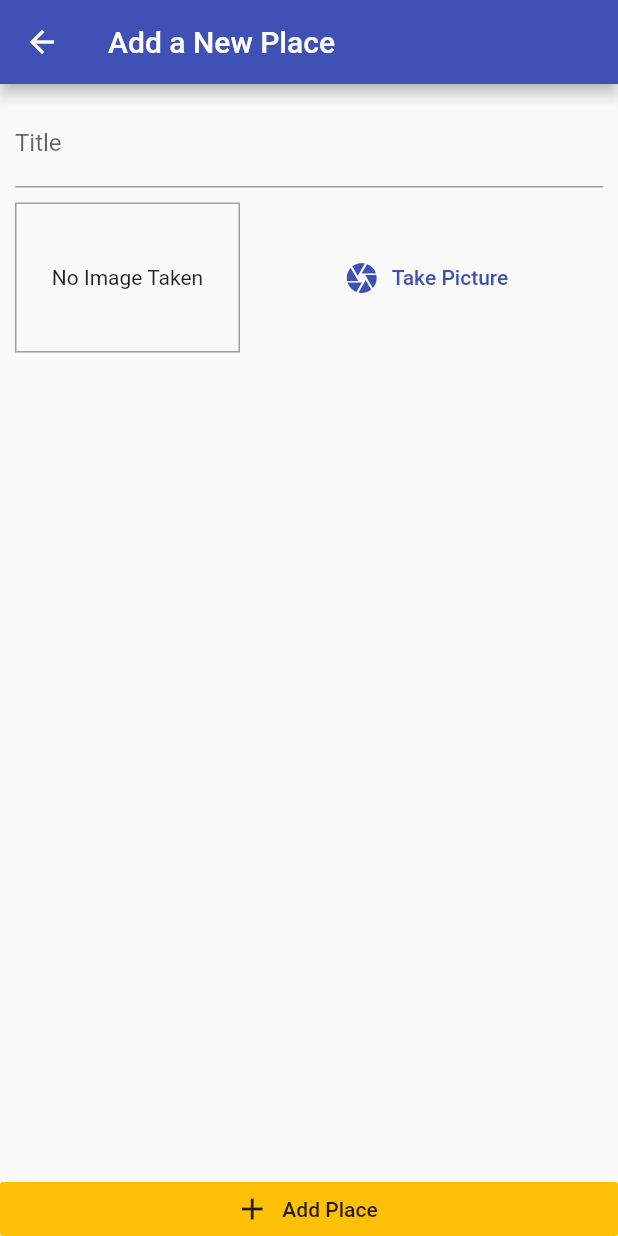
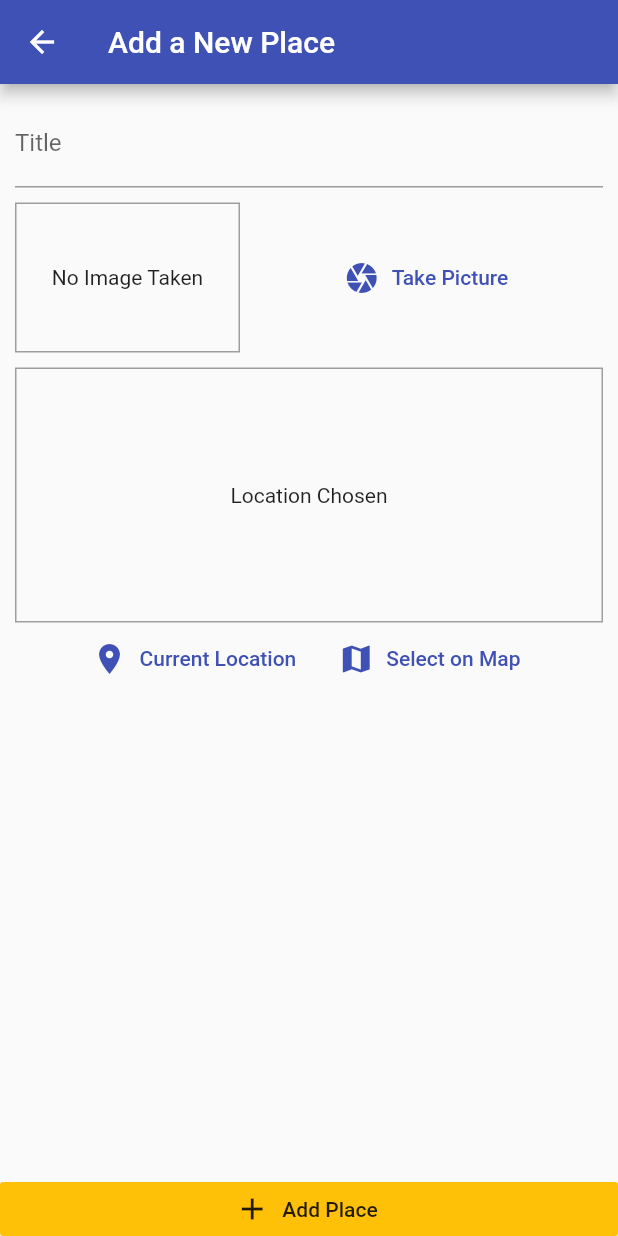
Before and after one commit to FlorentGimaret/UDEMY-Great-Places-App, a Flutter app: the AddPlaceScreen screen opened by its route, on a phone screen of 412 x 824 dp. Run offline on Flutter 3.47's test engine with Material 2 defaults, Android fonts, the phone set to English and light mode, and no system bars; our stand-ins replace google_maps_flutter, image_picker, location, sqflite; accounts and stored records are empty.

Commit message:
Lecture 307

```diff
--- /dev/null
+++ b/lib/helpers/location_helper.dart
@@ -0,0 +1,12 @@
+// const GOOGLE_API_KEY = 'GOOGLE_API_KEY';
+const MAP_QUEST_KEY = '';
+
+class LocationHelper {
+  static String generateLocationPreviewImage({
+    double latitude,
+    double longitude,
+  }) {
+    // return 'https://maps.googleapis.com/maps/api/staticmap?center=&$latitude,$longitude&zoom=16&size=600x300&maptype=roadmap&markers=color:red%7Clabel:C%7C$latitude,$longitude&key=$GOOGLE_API_KEY';
+    return 'https://www.mapquestapi.com/staticmap/v5/map?key=$MAP_QUEST_KEY&locations=$latitude,$longitude&zoom=16&size=@2x';
+  }
+}
--- a/lib/models/place.dart
+++ b/lib/models/place.dart
@@ -7,7 +7,7 @@ class PlaceLocation {
   final double longitude;
   final String address;
 
-  PlaceLocation({
+  const PlaceLocation({
     @required this.latitude,
     @required this.longitude,
     this.address,
--- a/lib/screens/add_place_screen.dart
+++ b/lib/screens/add_place_screen.dart
@@ -4,6 +4,7 @@ import 'package:flutter/material.dart';
 import 'package:provider/provider.dart';
 
 import '../widgets/image_input.dart';
+import '../widgets/location_input.dart';
 import '../providers/great_places.dart';
 
 class AddPlaceScreen extends StatefulWidget {
@@ -59,6 +60,10 @@ class _AddPlaceScreenState extends State<AddPlaceScreen> {
                       height: 10,
                     ),
                     ImageInput(_selectImage),
+                    SizedBox(
+                      height: 10,
+                    ),
+                    LocationInput(),
                   ],
                 ),
               ),
--- /dev/null
+++ b/lib/widgets/location_input.dart
@@ -0,0 +1,83 @@
+import 'package:flutter/material.dart';
+import 'package:location/location.dart';
+
+import '../helpers/location_helper.dart';
+import '../screens/map_screen.dart';
+
+class LocationInput extends StatefulWidget {
+  @override
+  _LocationInputState createState() => _LocationInputState();
+}
+
+class _LocationInputState extends State<LocationInput> {
+  String _previewImageUrl;
+
+  Future<void> _getCurrentUserLocation() async {
+    final locData = await Location().getLocation();
+
+    final staticMapImageUrl = LocationHelper.generateLocationPreviewImage(
+      latitude: locData.latitude,
+      longitude: locData.longitude,
+    );
+
+    setState(() {
+      _previewImageUrl = staticMapImageUrl;
+    });
+  }
+
+  Future<void> _selectOnMap() async {
+    final selectedLocation = await Navigator.of(context).push(
+      MaterialPageRoute(
+        fullscreenDialog: true,
+        builder: (ctx) => MapScreen(
+          isSelecting: true,
+        ),
+      ),
+    );
+
+    if (selectedLocation == null) return;
+  }
+
+  @override
+  Widget build(BuildContext context) {
+    return Column(
+      children: [
+        Container(
+          height: 170,
+          width: double.infinity,
+          alignment: Alignment.center,
+          decoration: BoxDecoration(
+            border: Border.all(width: 1, color: Colors.grey),
+          ),
+          child: _previewImageUrl == null
+              ? Text(
+                  'Location Chosen',
+                  textAlign: TextAlign.center,
+                )
+              : Image.network(
+                  _previewImageUrl,
+                  fit: BoxFit.cover,
+                  width: double.infinity,
+                ),
+        ),
+        Row(
+          mainAxisAlignment: MainAxisAlignment.center,
+          children: [
+            FlatButton.icon(
+              icon: Icon(Icons.location_on),
+              label: Text('Current Location'),
+              textColor: Theme.of(context).primaryColor,
+              onPressed: _getCurrentUserLocation,
+            ),
+            FlatButton.icon(
+              icon: Icon(Icons.map),
+              label: Text('Select on Map'),
+              textColor: Theme.of(context).primaryColor,
+              onPressed: _selectOnMap,
+            ),
+          ],
+        ),
+      ],
+    );
+  }
+}
--- a/pubspec.yaml
+++ b/pubspec.yaml
@@ -33,6 +33,8 @@ dependencies:
   path_provider: ^2.0.4
   path: ^1.8.0
   sqflite: ^2.0.1
+  location: ^4.3.0
+  google_maps_flutter: ^2.0.9
 
 dev_dependencies:
   flutter_test:
```
Also changed, not shown: lib/screens/map_screen.dart (added, +40 -0 lines), pubspec.lock, 4 other files.
